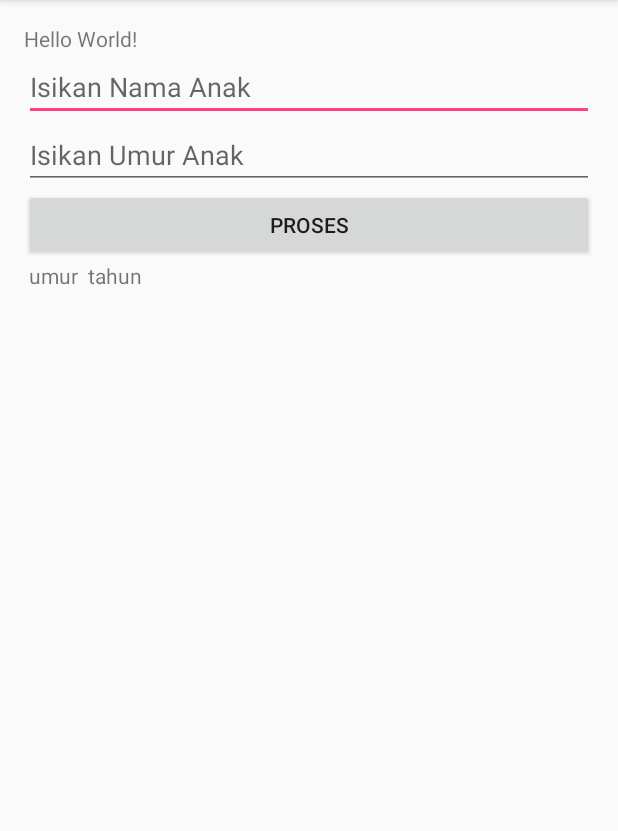
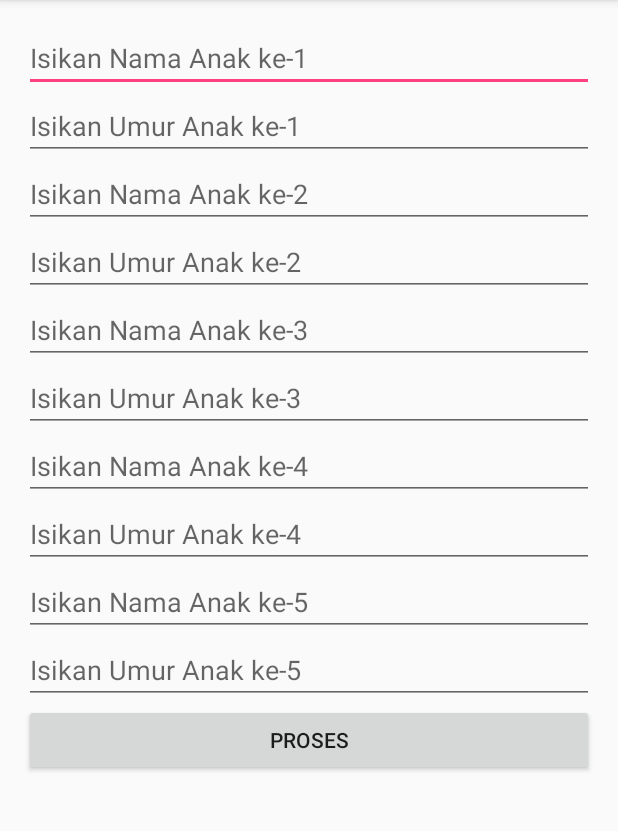
Before and after one commit to danisungkar/AdvancedWidget1, an Android app: the screen it shows after launch (MainActivity), after a tap on "PROSES", on a phone screen of 412 x 824 dp, the part 84-915 px from its top. Run offline under Robolectric (Android 15) with nearby library versions, the phone set to English and light mode, and no system bars.

Commit message:
Widget Programming Part 2

```diff
--- a/app/src/main/java/id/sch/smktelkom_mlg/learn/advancedwidget1/MainActivity.java
+++ b/app/src/main/java/id/sch/smktelkom_mlg/learn/advancedwidget1/MainActivity.java
@@ -15,26 +15,22 @@ public class MainActivity extends AppCompatActivity {
     protected void onCreate(Bundle savedInstanceState) {
         super.onCreate(savedInstanceState);
         setContentView(R.layout.activity_main);
-        LinearLayout llMain = (LinearLayout) findViewById(R.id.linearLayoutMain);
+        final LinearLayout llMain = (LinearLayout) findViewById(R.id.linearLayoutMain);
 
-        final EditText etNama = new EditText(this);
-        llMain.addView(etNama);
-        etNama.setHint("Isikan Nama Anak");
-
-        final EditText etUmur = new EditText(this);
-        llMain.addView(etUmur);
-        etUmur.setHint("Isikan Umur Anak");
-        etUmur.setInputType(InputType.TYPE_CLASS_NUMBER);
-
+        addEditText(llMain);
         Button bProses = new Button(this);
         bProses.setText("Proses");
         llMain.addView(bProses);
         final TextView tvHasil = new TextView(this);
         llMain.addView(tvHasil);
 
+
         bProses.setOnClickListener(new View.OnClickListener() {
             @Override
             public void onClick(View view) {
+                EditText etNama = (EditText) llMain.getChildAt(0);
+                EditText etUmur = (EditText) llMain.getChildAt(1);
+
                 String nama = etNama.getText().toString();
                 String umur = etUmur.getText().toString();
 
@@ -42,5 +38,43 @@ public class MainActivity extends AppCompatActivity {
             }
         });
 
+        bProses.setOnClickListener(new View.OnClickListener() {
+            @Override
+            public void onClick(View view) {
+                doProses(llMain);
+            }
+        });
+    }
+
+    private void doProses(LinearLayout llMain) {
+        String hasil = "";
+        for (int i = 0; i < 5; i++) {
+            EditText etNama = (EditText) llMain.getChildAt(i * 2);
+            EditText etUmur = (EditText) llMain.getChildAt((i * 2) + 1);
+
+            String nama = etNama.getText().toString().trim();
+            String umur = etUmur.getText().toString();
+
+            if (umur.isEmpty())
+                umur = "0";
+            if (!nama.isEmpty())
+                hasil += "Anak ke-" + (i + 1) + " : " + nama + " umur " + umur + " tahun\n";
+
+        }
+        TextView tvHasil = (TextView) llMain.getChildAt(11);
+        tvHasil.setText(hasil);
+    }
+
+    private void addEditText(LinearLayout llMain) {
+        for (int i = 1; i <= 5; i++) {
+            final EditText etNama = new EditText(this);
+            llMain.addView(etNama);
+            etNama.setHint("Isikan Nama Anak ke-" + i);
+
+            final EditText etUmur = new EditText(this);
+            llMain.addView(etUmur);
+            etUmur.setHint("Isikan Umur Anak ke-" + i);
+            etUmur.setInputType(InputType.TYPE_CLASS_NUMBER);
+        }
     }
 }
--- a/app/src/main/res/layout/activity_main.xml
+++ b/app/src/main/res/layout/activity_main.xml
@@ -1,6 +1,10 @@
 <?xml version="1.0" encoding="utf-8"?>
-<LinearLayout xmlns:android="http://schemas.android.com/apk/res/android"
+<ScrollView xmlns:android="http://schemas.android.com/apk/res/android"
     xmlns:tools="http://schemas.android.com/tools"
+    android:layout_width="match_parent"
+    android:layout_height="match_parent">
+
+    <LinearLayout
         android:id="@+id/linearLayoutMain"
         android:layout_width="match_parent"
         android:layout_height="match_parent"
@@ -9,10 +13,6 @@
         android:paddingLeft="@dimen/activity_horizontal_margin"
         android:paddingRight="@dimen/activity_horizontal_margin"
         android:paddingTop="@dimen/activity_vertical_margin"
-    tools:context="id.sch.smktelkom_mlg.learn.advancedwidget1.MainActivity">
+        tools:context="id.sch.smktelkom_mlg.learn.advancedwidget1.MainActivity" />
 
-    <TextView
-        android:layout_width="wrap_content"
-        android:layout_height="wrap_content"
-        android:text="Hello World!" />
-</LinearLayout>
+</ScrollView>
```
Lines whose indentation alone changed are shown as unchanged.
